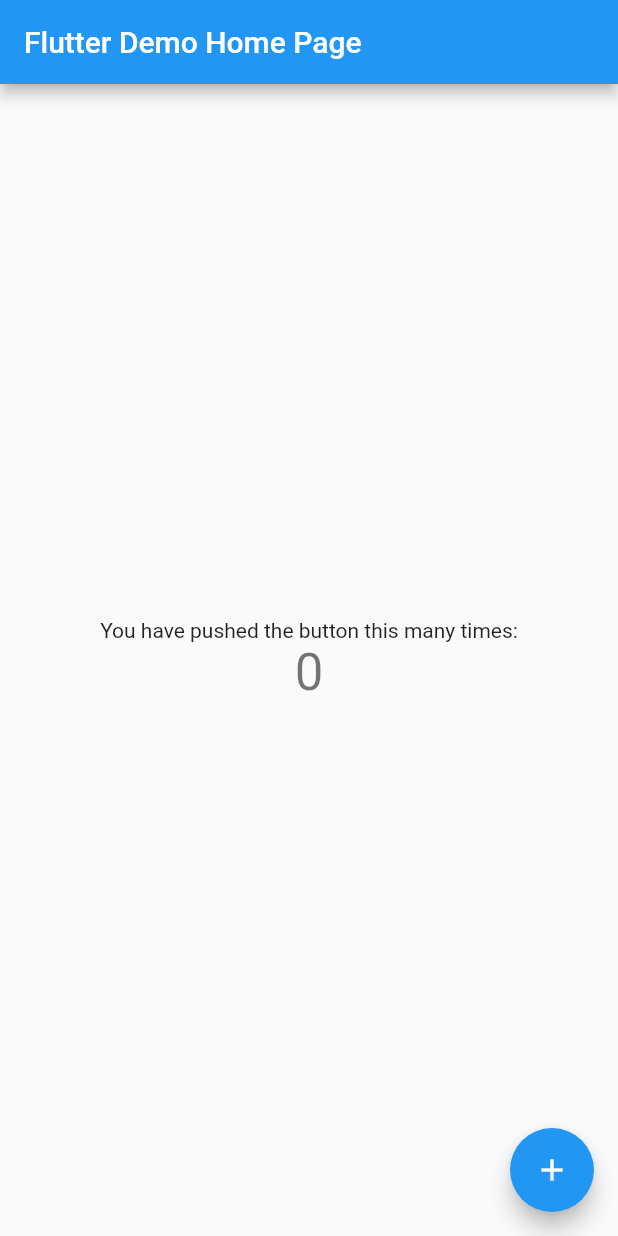
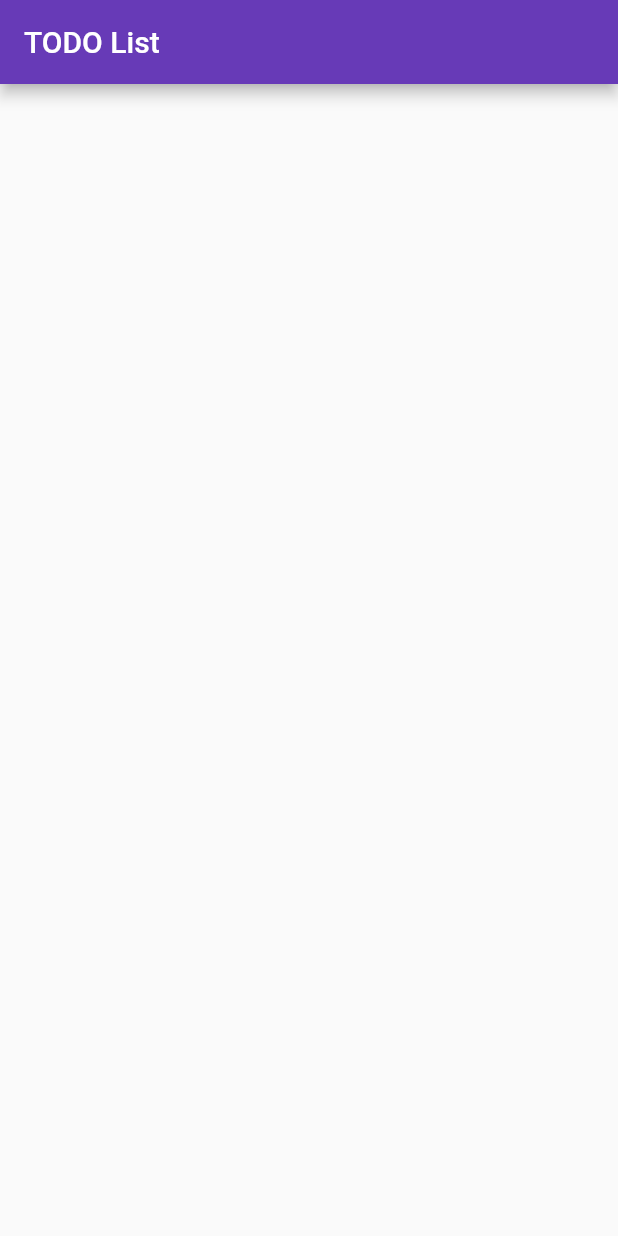
Before and after one commit to nitinreddy3/todo_app, a Flutter app: the screen it shows after launch, on a phone screen of 412 x 824 dp. Run offline on Flutter 3.47's test engine with Material 2 defaults, Android fonts, the phone set to English and light mode, and no system bars.

Commit message:
Getting started with todo app

```diff
--- a/lib/main.dart
+++ b/lib/main.dart
@@ -1,111 +1,18 @@
 import 'package:flutter/material.dart';
+import 'widgets/note_list.dart';
 
 void main() => runApp(MyApp());
 
 class MyApp extends StatelessWidget {
-  // This widget is the root of your application.
   @override
   Widget build(BuildContext context) {
     return MaterialApp(
-      title: 'Flutter Demo',
+      title: 'Todo App',
+      debugShowCheckedModeBanner: false,
       theme: ThemeData(
-        // This is the theme of your application.
-        //
-        // Try running your application with "flutter run". You'll see the
-        // application has a blue toolbar. Then, without quitting the app, try
-        // changing the primarySwatch below to Colors.green and then invoke
-        // "hot reload" (press "r" in the console where you ran "flutter run",
-        // or simply save your changes to "hot reload" in a Flutter IDE).
-        // Notice that the counter didn't reset back to zero; the application
-        // is not restarted.
-        primarySwatch: Colors.blue,
+        primarySwatch: Colors.deepPurple,
       ),
-      home: MyHomePage(title: 'Flutter Demo Home Page'),
+      home: NoteList(),
     );
   }
 }
-
-class MyHomePage extends StatefulWidget {
-  MyHomePage({Key key, this.title}) : super(key: key);
-
-  // This widget is the home page of your application. It is stateful, meaning
-  // that it has a State object (defined below) that contains fields that affect
-  // how it looks.
-
-  // This class is the configuration for the state. It holds the values (in this
-  // case the title) provided by the parent (in this case the App widget) and
-  // used by the build method of the State. Fields in a Widget subclass are
-  // always marked "final".
-
-  final String title;
-
-  @override
-  _MyHomePageState createState() => _MyHomePageState();
-}
-
-class _MyHomePageState extends State<MyHomePage> {
-  int _counter = 0;
-
-  void _incrementCounter() {
-    setState(() {
-      // This call to setState tells the Flutter framework that something has
-      // changed in this State, which causes it to rerun the build method below
-      // so that the display can reflect the updated values. If we changed
-      // _counter without calling setState(), then the build method would not be
-      // called again, and so nothing would appear to happen.
-      _counter++;
-    });
-  }
-
-  @override
-  Widget build(BuildContext context) {
-    // This method is rerun every time setState is called, for instance as done
-    // by the _incrementCounter method above.
-    //
-    // The Flutter framework has been optimized to make rerunning build methods
-    // fast, so that you can just rebuild anything that needs updating rather
-    // than having to individually change instances of widgets.
-    return Scaffold(
-      appBar: AppBar(
-        // Here we take the value from the MyHomePage object that was created by
-        // the App.build method, and use it to set our appbar title.
-        title: Text(widget.title),
-      ),
-      body: Center(
-        // Center is a layout widget. It takes a single child and positions it
-        // in the middle of the parent.
-        child: Column(
-          // Column is also a layout widget. It takes a list of children and
-          // arranges them vertically. By default, it sizes itself to fit its
-          // children horizontally, and tries to be as tall as its parent.
-          //
-          // Invoke "debug painting" (press "p" in the console, choose the
-          // "Toggle Debug Paint" action from the Flutter Inspector in Android
-          // Studio, or the "Toggle Debug Paint" command in Visual Studio Code)
-          // to see the wireframe for each widget.
-          //
-          // Column has various properties to control how it sizes itself and
-          // how it positions its children. Here we use mainAxisAlignment to
-          // center the children vertically; the main axis here is the vertical
-          // axis because Columns are vertical (the cross axis would be
-          // horizontal).
-          mainAxisAlignment: MainAxisAlignment.center,
-          children: <Widget>[
-            Text(
-              'You have pushed the button this many times:',
-            ),
-            Text(
-              '$_counter',
-              style: Theme.of(context).textTheme.display1,
-            ),
-          ],
-        ),
-      ),
-      floatingActionButton: FloatingActionButton(
-        onPressed: _incrementCounter,
-        tooltip: 'Increment',
-        child: Icon(Icons.add),
-      ), // This trailing comma makes auto-formatting nicer for build methods.
-    );
-  }
-}
--- /dev/null
+++ b/lib/widgets/note_list.dart
@@ -0,0 +1,15 @@
+import 'package:flutter/material.dart';
+
+class NoteList extends StatelessWidget {
+  @override
+  Widget build(BuildContext context) {
+    return Scaffold(
+      appBar: AppBar(
+        title: Text('TODO List'),
+      ),
+      body: Container(
+
+      ),
+    );
+  }
+}
--- a/pubspec.yaml
+++ b/pubspec.yaml
@@ -23,6 +23,10 @@ dependencies:
   # The following adds the Cupertino Icons font to your application.
   # Use with the CupertinoIcons class for iOS style icons.
   cupertino_icons: ^0.1.2
+  # add version acc.
+  sqflite: ^1.3.0
+  path_provider: ^1.6.7
+  intl: ^0.16.1
 
 dev_dependencies:
   flutter_test:
```
Also changed, not shown: pubspec.lock.
